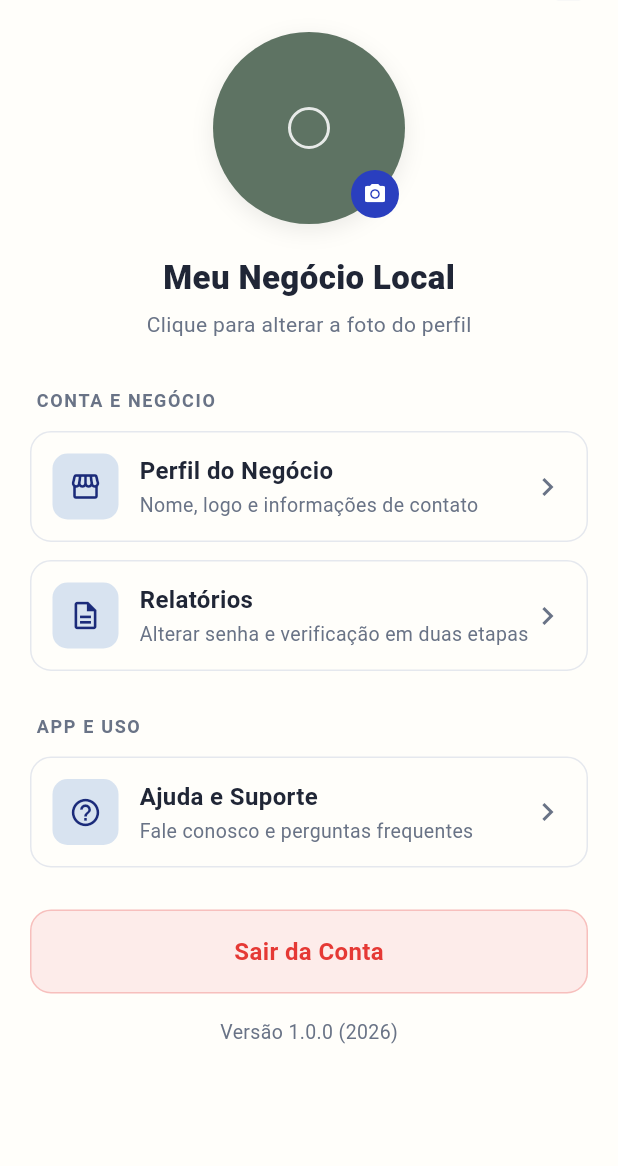
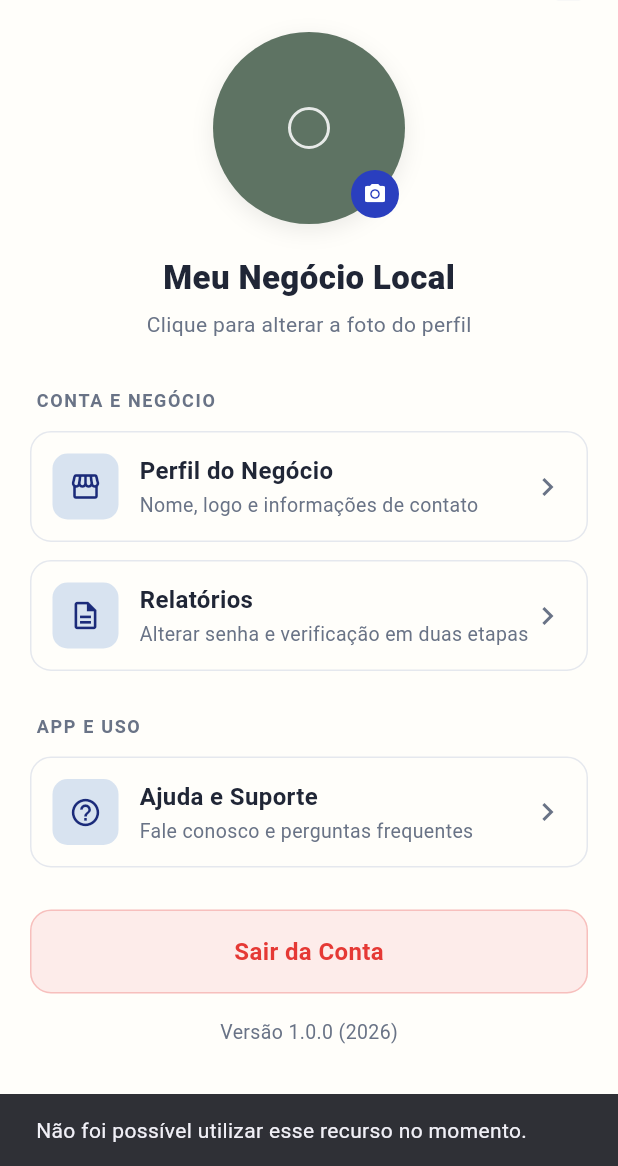
Before and after one commit to KaioVinicios/LocalBiz, a Flutter app: the ConfigurationPage screen opened by its route, after a tap on the "photo camera" icon, on a phone screen of 412 x 824 dp, the part 70-1236 px from its top. Run offline on Flutter 3.47's test engine with Material 3 defaults, Android fonts, the phone set to English and light mode, and no system bars; our stand-ins replace cloud_firestore, firebase_auth, firebase_core, firebase_storage, flutter_svg, google_fonts and 1 more; missing offline and left inert: dart:js_interop; accounts and stored records are empty; generated files the repository leaves out were written again.

Commit message:
fix(configuration): disable business photo upload while storage is off

```diff
--- a/localbiz/lib/features/configuration/presentation/screens/configuration_page.dart
+++ b/localbiz/lib/features/configuration/presentation/screens/configuration_page.dart
@@ -3,7 +3,6 @@ import 'package:flutter/material.dart';
 import 'package:localbiz/core/router/app_route.dart';
 import 'package:localbiz/core/theme/app_colors.dart';
 import 'package:localbiz/core/ui/app_top_bar.dart';
-import 'package:localbiz/core/ui/photo_picker.dart';
 import 'package:localbiz/features/configuration/data/models/negocio_model.dart';
 import 'package:localbiz/features/configuration/data/repositories/negocio_repository.dart';
 import 'package:localbiz/features/configuration/presentation/models/mock_data.dart';
@@ -69,35 +68,16 @@ class _ProfileHeader extends StatefulWidget {
 class _ProfileHeaderState extends State<_ProfileHeader> {
   final _authService = AuthService();
   final _negocioRepository = NegocioRepository();
-  bool _enviando = false;
 
-  Future<void> _selecionarFoto() async {
-    final messenger = ScaffoldMessenger.of(context);
-    final uid = _authService.usuarioAtual?.uid;
-    if (uid == null) return;
-
-    final bytes = await escolherImagem();
-    if (bytes == null) return; // usuário cancelou
-
-    setState(() => _enviando = true);
-    try {
-      await _negocioRepository.uploadFoto(uid, bytes);
-      // O StreamBuilder abaixo atualiza a foto automaticamente via fotoUrl.
-      if (!mounted) return;
-      messenger.showSnackBar(
-        const SnackBar(content: Text('Foto do negócio atualizada.')),
-      );
-    } catch (_) {
-      if (!mounted) return;
-      messenger.showSnackBar(
+  // O upload de foto depende do Object Storage, que está desativado no projeto
+  // por questões financeiras. Em vez de disparar o picker/upload (que nunca
+  // resolve e trava a página), avisamos o usuário que o recurso está indisponível.
+  void _selecionarFoto() {
+    ScaffoldMessenger.of(context).showSnackBar(
       const SnackBar(
-          content: Text('Não foi possível enviar a foto. Tente novamente.'),
-          backgroundColor: Colors.redAccent,
+        content: Text('Não foi possível utilizar esse recurso no momento.'),
       ),
     );
-    } finally {
-      if (mounted) setState(() => _enviando = false);
-    }
   }
 
   @override
@@ -147,8 +127,10 @@ class _ProfileHeaderState extends State<_ProfileHeader> {
               Positioned(
                 right: 4,
                 bottom: 4,
+                child: MouseRegion(
+                  cursor: SystemMouseCursors.click,
                   child: GestureDetector(
-                  onTap: _enviando ? null : _selecionarFoto,
+                    onTap: _selecionarFoto,
                     child: Container(
                       width: 32,
                       height: 32,
@@ -156,18 +138,11 @@ class _ProfileHeaderState extends State<_ProfileHeader> {
                         shape: BoxShape.circle,
                         color: AppColors.accent,
                       ),
-                    child: _enviando
-                        ? const Padding(
-                            padding: EdgeInsets.all(8),
-                            child: CircularProgressIndicator(
-                              strokeWidth: 2,
-                              color: Colors.white,
-                            ),
-                          )
-                        : const Icon(
+                      child: const Icon(
                         Icons.photo_camera,
                         size: 16,
                         color: Colors.white,
+                      ),
                     ),
                   ),
                 ),
```
Lines whose indentation alone changed are shown as unchanged.
